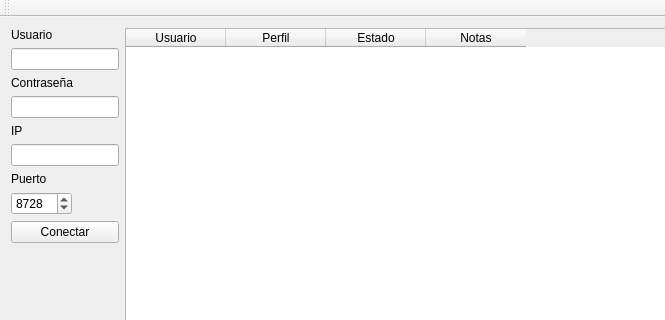
First picture: the form in QMikPPPManager.ui, repository silderan/QMikPPPManager, before the edit; both pictures show x 0 to 665 and y 0 to 320 of the 903 by 546 pixel window.
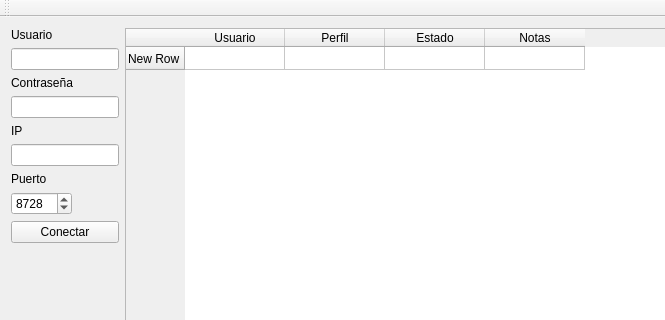
Second picture: the form after the edit.

Patch:
```diff
--- a/QMikPPPManager.ui
+++ b/QMikPPPManager.ui
@@ -130,6 +130,26 @@
     </item>
     <item row="0" column="1">
      <widget class="QTableWidget" name="twUsuarios">
+      <property name="sortingEnabled">
+       <bool>true</bool>
+      </property>
+      <attribute name="verticalHeaderDefaultSectionSize">
+       <number>23</number>
+      </attribute>
+      <attribute name="verticalHeaderHighlightSections">
+       <bool>false</bool>
+      </attribute>
+      <attribute name="verticalHeaderMinimumSectionSize">
+       <number>22</number>
+      </attribute>
+      <attribute name="verticalHeaderShowSortIndicator" stdset="0">
+       <bool>false</bool>
+      </attribute>
+      <row>
+       <property name="text">
+        <string>New Row</string>
+       </property>
+      </row>
       <column>
        <property name="text">
         <string>Usuario</string>
```
Left out of the diff: 2 changed lines with no effect on the pictures.
